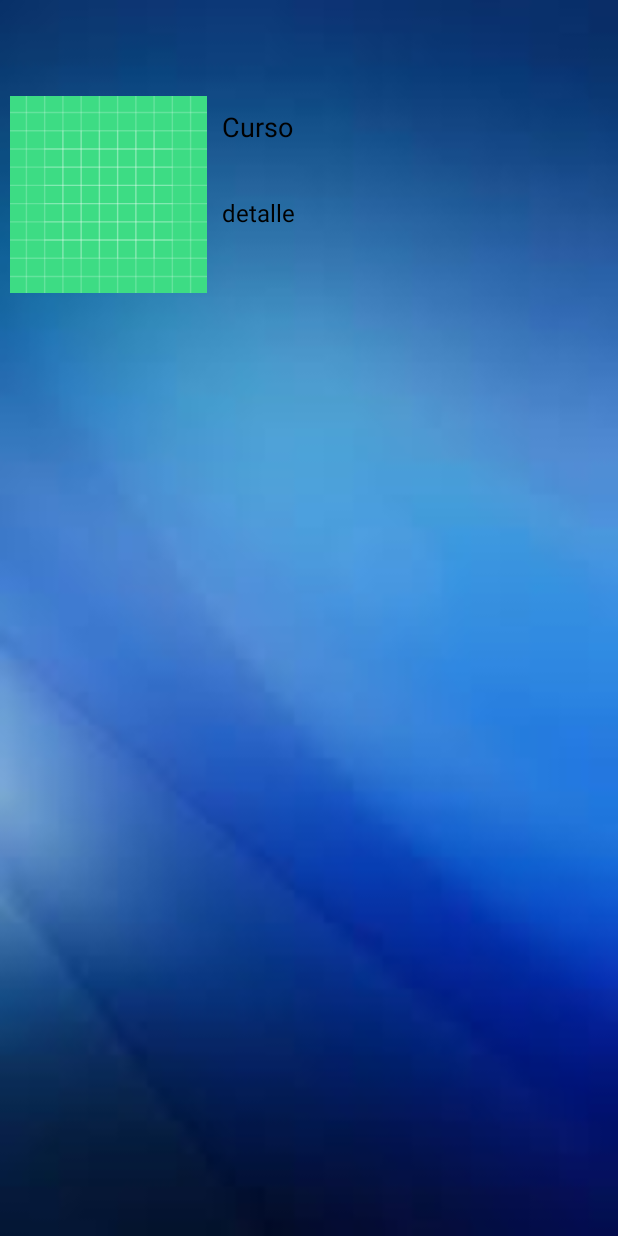
After one commit to LChumi/Gestion_Capacitaciones, an Android app: the layout elemento_lista_docente.xml on its own in the app's theme, with its tools: preview values and no code run, on a phone screen of 412 x 824 dp. The commit adds this screen. Run offline under Robolectric (Android 15) with nearby library versions, the phone set to English and light mode, and no system bars.

Commit message:
update img and layout

```diff
--- a/Gestion_Capacitaciones/app/src/main/java/com/ista/gestion_capacitaciones/activities/VistaCursoDocenteActivity.java
+++ b/Gestion_Capacitaciones/app/src/main/java/com/ista/gestion_capacitaciones/activities/VistaCursoDocenteActivity.java
@@ -13,4 +13,5 @@ public class VistaCursoDocenteActivity extends AppCompatActivity {
         super.onCreate(savedInstanceState);
         setContentView(R.layout.activity_vista_curso_docente);
     }
+
 }
--- a/Gestion_Capacitaciones/app/src/main/res/layout/activity_vista_curso_docente.xml
+++ b/Gestion_Capacitaciones/app/src/main/res/layout/activity_vista_curso_docente.xml
@@ -6,4 +6,17 @@
     android:layout_height="match_parent"
     tools:context=".activities.VistaCursoDocenteActivity">
 
+    <ListView
+        android:id="@+id/listaCursosDocentes"
+        android:layout_width="match_parent"
+        android:layout_height="wrap_content"
+        android:layout_marginBottom="8dp"
+        android:layout_marginLeft="8dp"
+        android:layout_marginRight="8dp"
+        android:layout_marginTop="8dp"
+        app:layout_constraintBottom_toBottomOf="parent"
+        app:layout_constraintLeft_toLeftOf="parent"
+        app:layout_constraintRight_toRightOf="parent"
+        app:layout_constraintTop_toTopOf="parent" />
+
 </androidx.constraintlayout.widget.ConstraintLayout>
--- /dev/null
+++ b/Gestion_Capacitaciones/app/src/main/res/layout/elemento_lista_docente.xml
@@ -0,0 +1,95 @@
+<?xml version="1.0" encoding="utf-8"?>
+<androidx.constraintlayout.widget.ConstraintLayout xmlns:android="http://schemas.android.com/apk/res/android"
+    xmlns:app="http://schemas.android.com/apk/res-auto"
+    xmlns:tools="http://schemas.android.com/tools"
+    android:layout_width="match_parent"
+    android:layout_height="match_parent"
+    android:background="@drawable/fondo">
+
+    <androidx.constraintlayout.widget.Guideline
+        android:id="@+id/guideline"
+        android:layout_width="wrap_content"
+        android:layout_height="wrap_content"
+        android:orientation="horizontal"
+        app:layout_constraintGuide_begin="55dp" />
+
+    <androidx.constraintlayout.widget.Guideline
+        android:id="@+id/guideline2"
+        android:layout_width="wrap_content"
+        android:layout_height="wrap_content"
+        android:orientation="horizontal"
+        app:layout_constraintGuide_begin="110dp" />
+
+    <androidx.constraintlayout.widget.Guideline
+        android:id="@+id/guideline3"
+        android:layout_width="wrap_content"
+        android:layout_height="wrap_content"
+        android:orientation="horizontal"
+        app:layout_constraintGuide_begin="175dp" />
+
+    <androidx.constraintlayout.widget.Guideline
+        android:id="@+id/guideline4"
+        android:layout_width="wrap_content"
+        android:layout_height="wrap_content"
+        android:orientation="horizontal"
+        app:layout_constraintGuide_begin="262dp" />
+
+    <androidx.constraintlayout.widget.Guideline
+        android:id="@+id/guideline5"
+        android:layout_width="wrap_content"
+        android:layout_height="wrap_content"
+        android:orientation="horizontal"
+        app:layout_constraintGuide_begin="674dp" />
+
+    <androidx.constraintlayout.widget.Guideline
+        android:id="@+id/guideline6"
+        android:layout_width="wrap_content"
+        android:layout_height="wrap_content"
+        android:orientation="horizontal"
+        app:layout_constraintGuide_begin="16dp" />
+
+
+    <TextView
+        android:id="@+id/tvTitulo"
+        android:layout_width="75dp"
+        android:layout_height="26dp"
+        android:text="Curso"
+        android:textColor="@color/text_color"
+        android:textSize="18sp"
+        app:layout_constraintBottom_toTopOf="@+id/guideline2"
+        app:layout_constraintStart_toStartOf="@+id/guideline7"
+        app:layout_constraintTop_toTopOf="@+id/guideline"
+        app:layout_constraintVertical_bias="0.58" />
+
+    <TextView
+        android:id="@+id/tvDirector"
+        android:layout_width="76dp"
+        android:layout_height="23dp"
+        android:text="detalle"
+        android:textColor="@color/text_color"
+        android:textSize="16sp"
+        app:layout_constraintBottom_toTopOf="@+id/guideline3"
+        app:layout_constraintLeft_toLeftOf="@+id/guideline6"
+        app:layout_constraintStart_toStartOf="@+id/guideline7"
+        app:layout_constraintTop_toTopOf="@+id/guideline2" />
+
+    <ImageView
+        android:id="@+id/ivImagen"
+        android:layout_width="131dp"
+        android:layout_height="167dp"
+        app:layout_constraintBottom_toTopOf="@+id/guideline4"
+        app:layout_constraintEnd_toStartOf="@+id/guideline7"
+        app:layout_constraintHorizontal_bias="0.411"
+        app:layout_constraintLeft_toLeftOf="parent"
+        app:layout_constraintStart_toStartOf="parent"
+        app:layout_constraintTop_toTopOf="@+id/guideline6"
+        app:layout_constraintVertical_bias="0.379"
+        app:srcCompat="@drawable/ic_launcher_background" />
+
+    <androidx.constraintlayout.widget.Guideline
+        android:id="@+id/guideline7"
+        android:layout_width="wrap_content"
+        android:layout_height="wrap_content"
+        android:orientation="vertical"
+        app:layout_constraintGuide_begin="148dp" />
+</androidx.constraintlayout.widget.ConstraintLayout>
--- a/Gestion_Capacitaciones/app/src/main/res/values/colors.xml
+++ b/Gestion_Capacitaciones/app/src/main/res/values/colors.xml
@@ -7,4 +7,8 @@
     <color name="teal_700">#FF018786</color>
     <color name="black">#FF000000</color>
     <color name="white">#FFFFFFFF</color>
+    <color name="green">#10D118</color>
+    <color name="yellow">#F1E57F</color>
+    <color name="red">#E82C1E</color>
+    <color name="text_color">#FF000000</color>
 </resources>
```
Also changed, not shown: Gestion_Capacitaciones/app/src/main/res/drawable/fondo.jpg (added), Gestion_Capacitaciones/gradle/wrapper/gradle-wrapper.properties.
